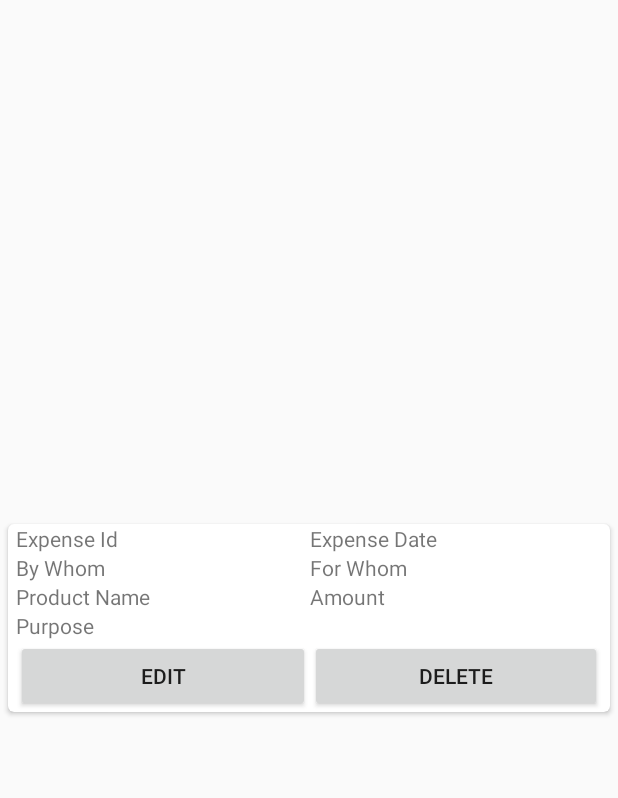
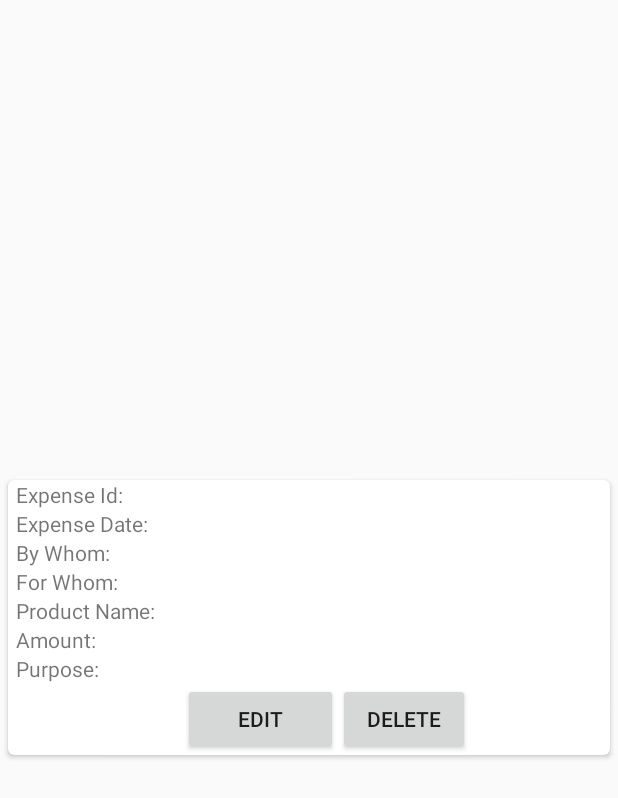
Before and after one commit to bijayy/ExpenseManagement, an Android app: the layout expenses_details_list.xml on its own in the app's theme, with its tools: preview values and no code run, on a phone screen of 412 x 824 dp. Shown: the top 798 px of the screen. Run offline under Robolectric (Android 15) with nearby library versions, the phone set to English and light mode, and no system bars.

Commit message:
Refactoring the design for the Views(Person Details, Expesne Details and Expesense Groups)

```diff
--- a/app/src/main/res/layout/expenses_details_list.xml
+++ b/app/src/main/res/layout/expenses_details_list.xml
@@ -18,42 +18,77 @@
 
         <TableRow>
             <TextView
-                android:id="@+id/tvExpenseId"
-                android:text="Expense Id" />
+                android:id="@+id/tvExpenseIdText"
+                android:text="Expense Id: " />
 
             <TextView
-                android:id="@+id/tvExpenseDate"
-                android:text="Expense Date" />
+                android:id="@+id/tvExpenseId"
+                android:text="" />
         </TableRow>
 
         <TableRow>
             <TextView
-                android:id="@+id/tvByWhom"
-                android:text="By Whom" />
+                android:id="@+id/tvExpenseDateText"
+                android:text="Expense Date: " />
 
             <TextView
-                android:id="@+id/tvForWhom"
-                android:text="For Whom" />
+                android:id="@+id/tvExpenseDate"
+                android:text="" />
         </TableRow>
 
         <TableRow>
             <TextView
-                android:id="@+id/tvProductName"
-                android:text="Product Name" />
+                android:id="@+id/tvByWhomText"
+                android:text="By Whom: " />
 
             <TextView
-                android:id="@+id/tvAmount"
-                android:text="Amount" />
+                android:id="@+id/tvByWhom"
+                android:text="" />
         </TableRow>
 
         <TableRow>
             <TextView
-                android:id="@+id/tvPurpose"
-                android:layout_span="2"
-                android:text="Purpose" />
+                android:id="@+id/tvForWhomText"
+                android:text="For Whom: " />
+
+            <TextView
+                android:id="@+id/tvForWhom"
+                android:text="" />
         </TableRow>
 
         <TableRow>
+            <TextView
+                android:id="@+id/tvProductNameText"
+                android:text="Product Name: " />
+
+            <TextView
+                android:id="@+id/tvProductName"
+                android:text="" />
+        </TableRow>
+
+        <TableRow>
+            <TextView
+                android:id="@+id/tvAmountText"
+                android:text="Amount: " />
+
+            <TextView
+                android:id="@+id/tvAmount"
+                android:text="" />
+        </TableRow>
+
+        <TableRow>
+            <TextView
+                android:id="@+id/tvPurposeText"
+                android:text="Purpose: " />
+            <TextView
+                android:id="@+id/tvPurpose"
+                android:text="" />
+        </TableRow>
+
+        <TableRow>
+            <Button
+                android:layout_weight="1"
+                android:visibility="invisible"/>
             <Button
                 android:id="@+id/btnEditExpense"
                 android:text="Edit" />
@@ -61,6 +96,9 @@
             <Button
                 android:id="@+id/btnDeleteExpense"
                 android:text="Delete" />
+            <Button
+                android:layout_weight="1"
+                android:visibility="invisible"/>
         </TableRow>
 
     </TableLayout>
```
Also changed, not shown: app/src/main/res/layout/fragment_main.xml (+15 -6 lines), app/src/main/res/layout/fragment_view_expenses.xml (+11 -2 lines), app/src/main/res/layout/fragment_view_expenses_groups.xml (+11 -2 lines), app/src/main/res/layout/fragment_view_persons.xml (+11 -2 lines), app/src/main/res/layout/persons_details_list.xml (+34 -8 lines).
